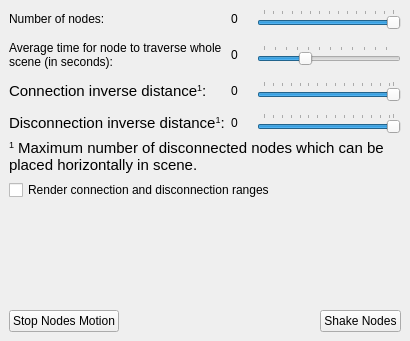
Old version of the form Computer_networks/p2p/src/forms/main_dockable_panel.ui in the repository rutsky/semester09.
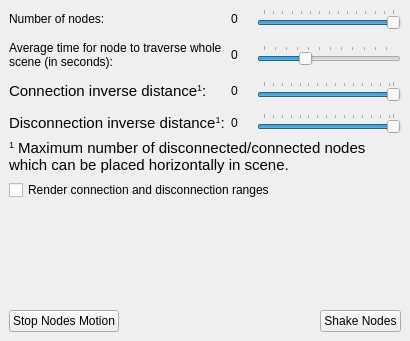
New version of the form.

Patch:
```diff
--- a/Computer_networks/p2p/src/forms/main_dockable_panel.ui
+++ b/Computer_networks/p2p/src/forms/main_dockable_panel.ui
@@ -196,7 +196,7 @@
 &lt;html&gt;&lt;head&gt;&lt;meta name=&quot;qrichtext&quot; content=&quot;1&quot; /&gt;&lt;style type=&quot;text/css&quot;&gt;
 p, li { white-space: pre-wrap; }
 &lt;/style&gt;&lt;/head&gt;&lt;body style=&quot; font-family:'Ubuntu'; font-size:11pt; font-weight:400; font-style:normal;&quot;&gt;
-&lt;p style=&quot; margin-top:0px; margin-bottom:0px; margin-left:0px; margin-right:0px; -qt-block-indent:0; text-indent:0px;&quot;&gt;&lt;span style=&quot; vertical-align:super;&quot;&gt;1&lt;/span&gt; Maximum number of disconnected nodes which can be placed horizontally in scene.&lt;/p&gt;&lt;/body&gt;&lt;/html&gt;</string>
+&lt;p style=&quot; margin-top:0px; margin-bottom:0px; margin-left:0px; margin-right:0px; -qt-block-indent:0; text-indent:0px;&quot;&gt;&lt;span style=&quot; vertical-align:super;&quot;&gt;1&lt;/span&gt; Maximum number of disconnected/connected nodes which can be placed horizontally in scene.&lt;/p&gt;&lt;/body&gt;&lt;/html&gt;</string>
       </property>
       <property name="wordWrap">
        <bool>true</bool>
```
